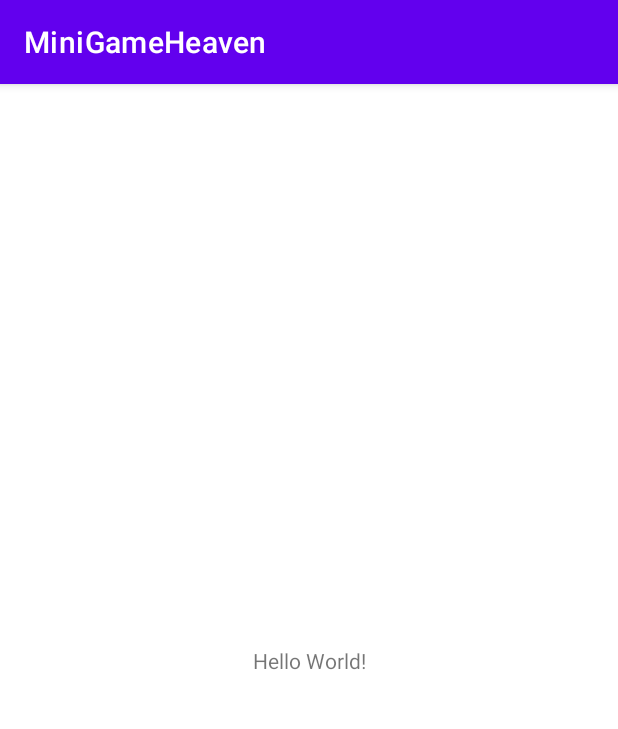
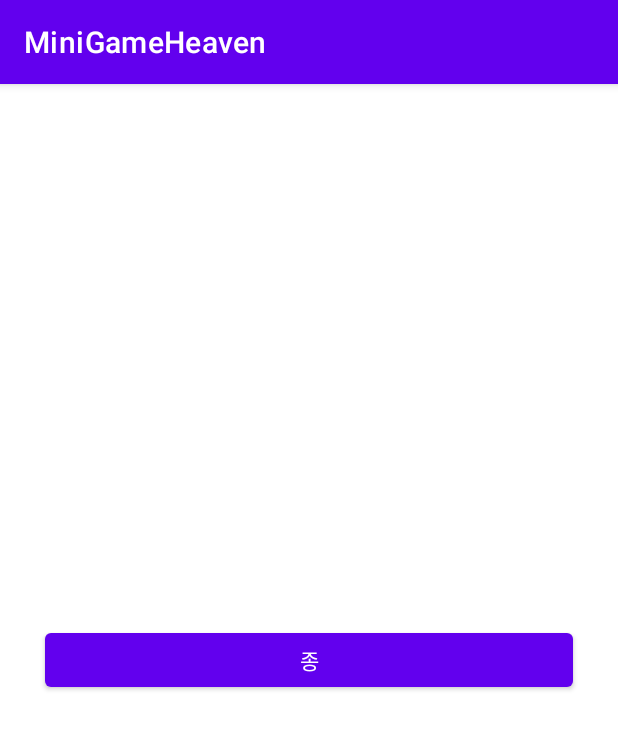
Before and after one commit to ziuni/MiniGameHeaven, an Android app: the screen it shows after launch (MainActivity), on a phone screen of 412 x 824 dp. Shown: the top 729 px of the screen. Run offline under Robolectric (Android 15) with nearby library versions, the phone set to English and light mode, and no system bars.

Commit message:
테스트~

```diff
--- a/app/src/main/res/layout/activity_main.xml
+++ b/app/src/main/res/layout/activity_main.xml
@@ -1,18 +1,19 @@
 <?xml version="1.0" encoding="utf-8"?>
-<androidx.constraintlayout.widget.ConstraintLayout xmlns:android="http://schemas.android.com/apk/res/android"
+
+<LinearLayout
+    xmlns:android="http://schemas.android.com/apk/res/android"
     xmlns:app="http://schemas.android.com/apk/res-auto"
-    xmlns:tools="http://schemas.android.com/tools"
     android:layout_width="match_parent"
     android:layout_height="match_parent"
-    tools:context=".MainActivity">
-    <!--d안녕하세요~~~-->
-    <TextView
-        android:layout_width="wrap_content"
+    >
+
+    <Button
+        android:text="종"
+        android:layout_width="match_parent"
         android:layout_height="wrap_content"
-        android:text="Hello World!"
-        app:layout_constraintBottom_toBottomOf="parent"
-        app:layout_constraintLeft_toLeftOf="parent"
-        app:layout_constraintRight_toRightOf="parent"
-        app:layout_constraintTop_toTopOf="parent" />
+        android:layout_gravity="center"
+        android:layout_marginLeft="30dp"
+        android:layout_marginRight="30dp"
+    />
 
-</androidx.constraintlayout.widget.ConstraintLayout>
+</LinearLayout>
```
